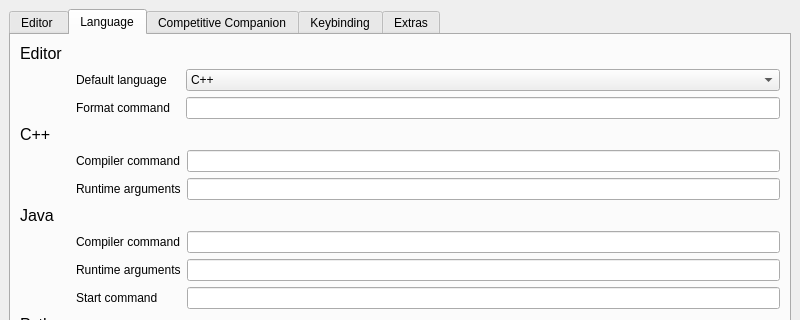
Old version of the form ui/preferencewindow.ui in the repository cpeditor/cpeditor; both pictures show x 0 to 800 and y 0 to 320 of the 800 by 600 pixel window.
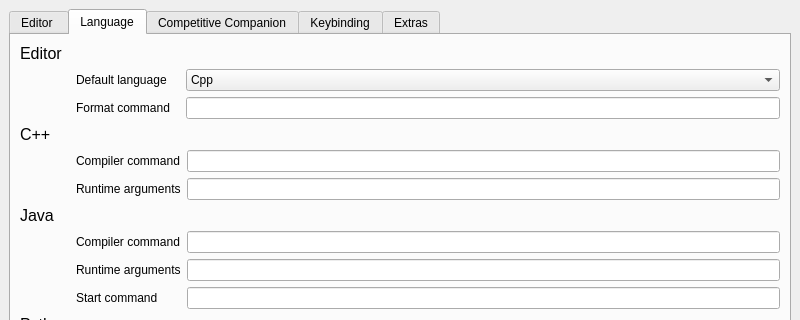
New version of the form. The open tabs and pages were chosen to show the change.

```diff
--- a/ui/preferencewindow.ui
+++ b/ui/preferencewindow.ui
@@ -294,7 +294,7 @@
                <widget class="QComboBox" name="comboBox_3">
                 <item>
                  <property name="text">
-                  <string>C++</string>
+                  <string>Cpp</string>
                  </property>
                 </item>
                 <item>
```
Left out of the diff: 88 changed lines with no effect on the pictures.
